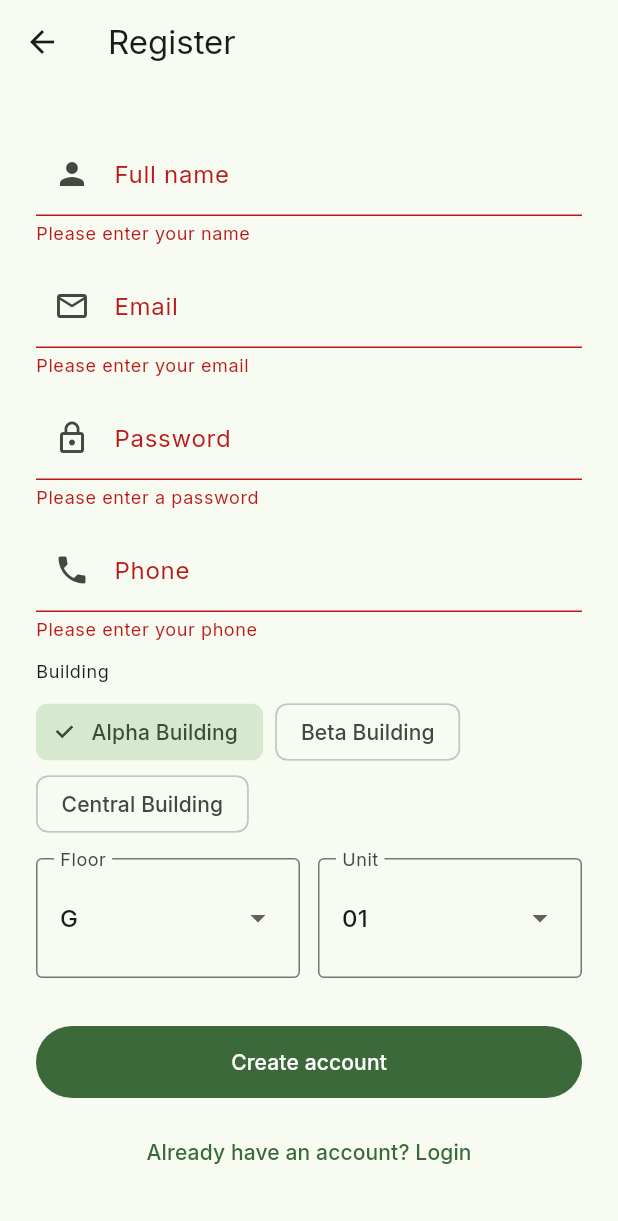
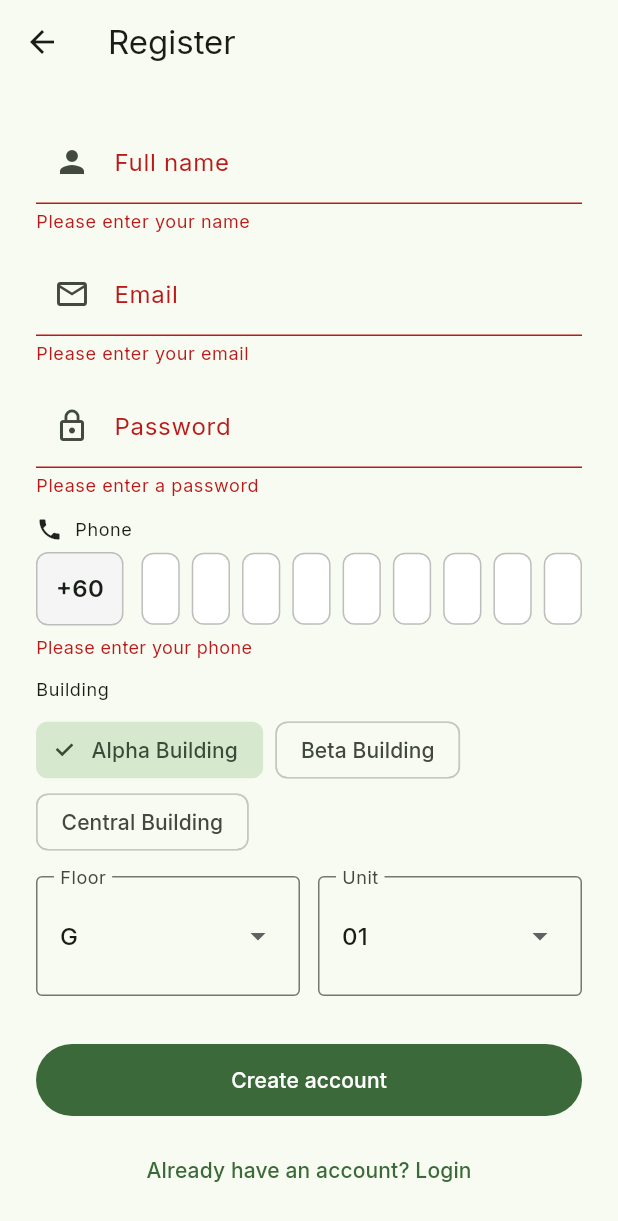
Before and after one commit to momoka129/property_fee_app, a Flutter app: the RegisterScreen screen opened by its route, after a tap on "Create account", on a phone screen of 412 x 824 dp. Shown: the top 1221 px of the screen. Run offline on Flutter 3.47's test engine with Material 3 defaults, Android fonts, the phone set to English and light mode, and no system bars; drawn by our look-alikes of pinput; our stand-ins replace cached_network_image, cloud_firestore, firebase_auth, firebase_core, firebase_storage, fl_chart and 2 more; missing offline and left inert: flutter_stripe; accounts and stored records are empty.

Commit message:
注册页面 前面默认加一个+60的固定表示只能马来电话注册  然后后面用户需要填的 规定长度都必须为9 使用9个正方形边缘圆一些的格子做为填写

```diff
--- a/lib/screens/register_screen.dart
+++ b/lib/screens/register_screen.dart
@@ -1,4 +1,6 @@
 import 'package:flutter/material.dart';
+import 'package:flutter/services.dart';
+import 'package:pinput/pinput.dart';
 import 'package:firebase_auth/firebase_auth.dart';
 import 'package:cloud_firestore/cloud_firestore.dart';
 import 'package:provider/provider.dart';
@@ -192,11 +194,80 @@
                       },
                     ),
                     const SizedBox(height: 12),
-                    TextFormField(
-                      controller: _phoneController,
-                      keyboardType: TextInputType.phone,
-                      decoration: const InputDecoration(labelText: 'Phone', prefixIcon: Icon(Icons.phone)),
-                      validator: (v) => (v == null || v.isEmpty) ? 'Please enter your phone' : null,
+                    // Phone input with fixed '+60' prefix and 9 separate square boxes using Pinput.
+                    FormField<String>(
+                      initialValue: _phoneController.text,
+                      validator: (v) {
+                        if (_phoneController.text.isEmpty) return 'Please enter your phone';
+                        if (_phoneController.text.length != 9) return 'Phone must be 9 digits';
+                        return null;
+                      },
+                      builder: (field) {
+                        final pinTheme = PinTheme(
+                          width: 48,
+                          height: 48,
+                          textStyle: const TextStyle(fontSize: 16, color: Colors.black),
+                          decoration: BoxDecoration(
+                            color: Colors.white,
+                            borderRadius: BorderRadius.circular(8),
+                            border: Border.all(color: Colors.grey.shade400),
+                          ),
+                        );
+
+                        return Column(
+                          crossAxisAlignment: CrossAxisAlignment.start,
+                          children: [
+                            Padding(
+                              padding: const EdgeInsets.only(bottom: 6),
+                              child: Row(
+                                children: [
+                                  const Icon(Icons.phone, size: 18),
+                                  const SizedBox(width: 8),
+                                  Text('Phone', style: Theme.of(context).textTheme.bodySmall),
+                                ],
+                              ),
+                            ),
+                            Row(
+                              children: [
+                                Container(
+                                  padding: const EdgeInsets.symmetric(horizontal: 12, vertical: 12),
+                                  decoration: BoxDecoration(
+                                    border: Border.all(color: Colors.grey.shade400),
+                                    borderRadius: BorderRadius.circular(8),
+                                    color: Colors.grey.shade100,
+                                  ),
+                                  child: const Text('+60', style: TextStyle(fontSize: 16, fontWeight: FontWeight.w600)),
+                                ),
+                                const SizedBox(width: 12),
+                                Expanded(
+                                  child: Pinput(
+                                    length: 9,
+                                    controller: _phoneController,
+                                    defaultPinTheme: pinTheme,
+                                    focusedPinTheme: pinTheme.copyWith(
+                                      decoration: pinTheme.decoration!.copyWith(border: Border.all(color: Theme.of(context).primaryColor)),
+                                    ),
+                                    submittedPinTheme: pinTheme,
+                                    androidSmsAutofillMethod: AndroidSmsAutofillMethod.none,
+                                    keyboardType: TextInputType.number,
+                                    inputFormatters: [FilteringTextInputFormatter.digitsOnly],
+                                    onChanged: (value) {
+                                      field.didChange(value);
+                                      // keep controller value synchronized (already handled by controller)
+                                      setState(() {});
+                                    },
+                                  ),
+                                ),
+                              ],
+                            ),
+                            if (field.hasError)
+                              Padding(
+                                padding: const EdgeInsets.only(top: 6),
+                                child: Text(field.errorText ?? '', style: TextStyle(color: Theme.of(context).colorScheme.error, fontSize: 12)),
+                              ),
+                          ],
+                        );
+                      },
                     ),
                     const SizedBox(height: 12),
 
--- a/pubspec.yaml
+++ b/pubspec.yaml
@@ -50,6 +50,9 @@
 
   # Image handling
   image_picker: ^1.0.7
+
+  # Pin input for phone number boxes
+  pinput: ^2.3.0
 
   # QR Code
   qr_flutter: ^4.1.0
```
Also changed, not shown: pubspec.lock.
